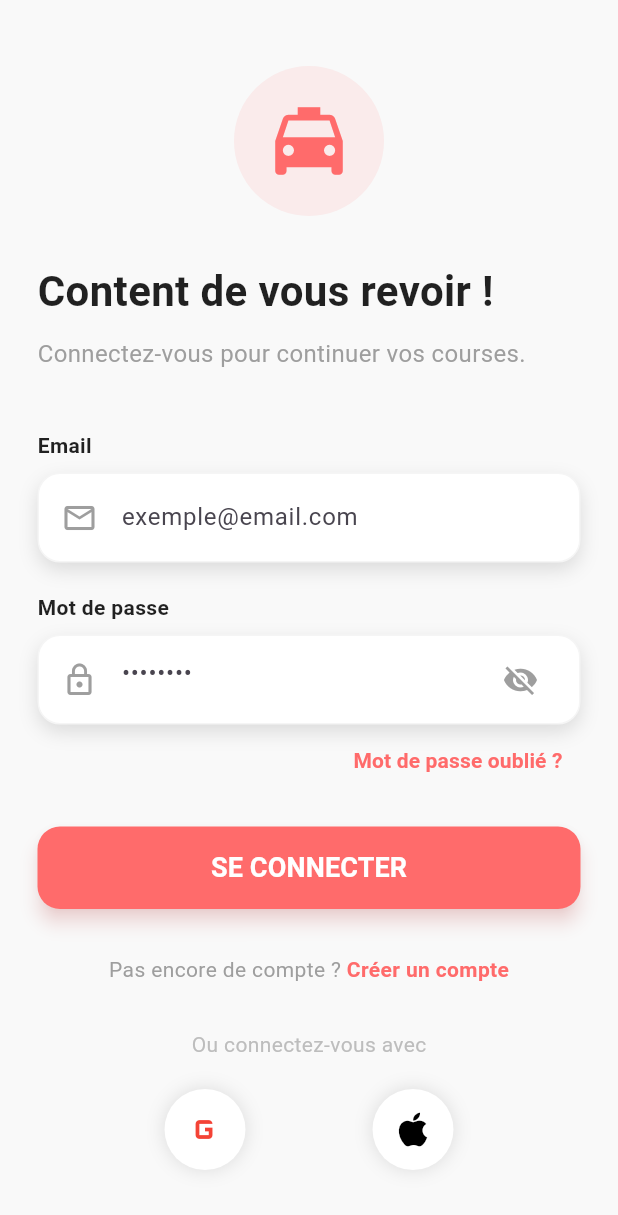
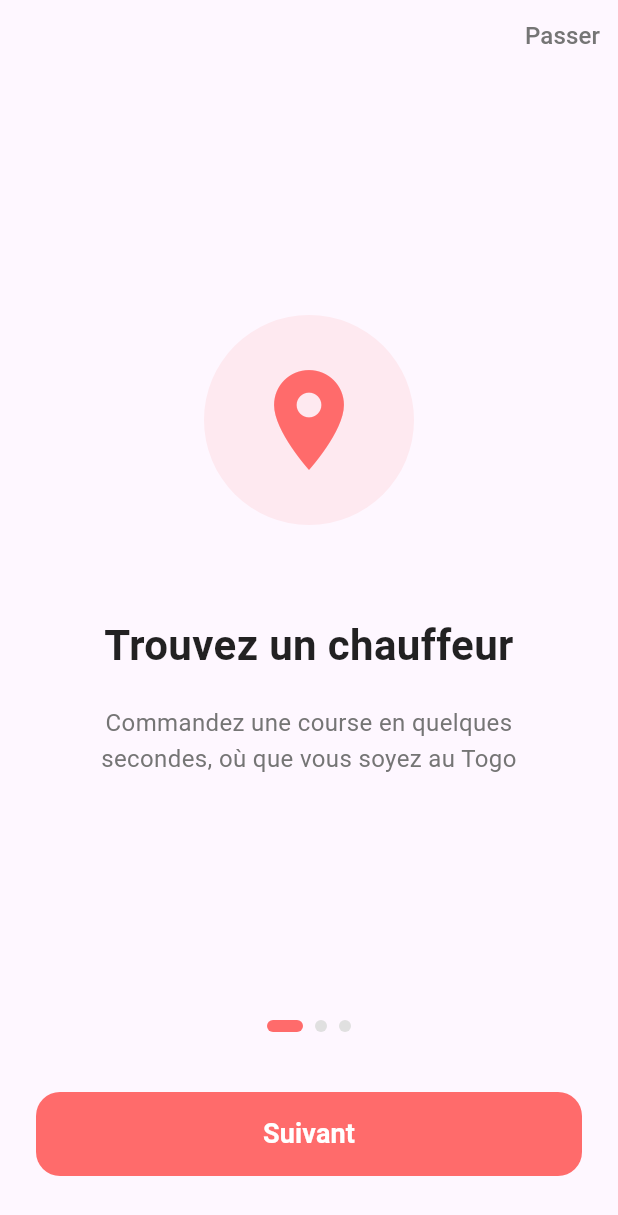
Before and after one commit to MamFurie/koogwe_frontend, a Flutter app: the screen it shows after launch, on a phone screen of 412 x 824 dp. Shown: the top 1215 px of the screen. Run offline on Flutter 3.47's test engine with Material 3 defaults, Android fonts, the phone set to English and light mode, and no system bars; our stand-ins replace geolocator, google_maps_flutter, location, shared_preferences, socket_io_client.

Commit message:
Fix: mise a jour

```diff
--- /dev/null
+++ b/lib/searching_driver_screen.dart
@@ -0,0 +1 @@
+// TODO Implement this library.
--- /dev/null
+++ b/lib/welcom_screen.dart
@@ -0,0 +1,216 @@
+import 'package:flutter/material.dart';
+import 'package:shared_preferences/shared_preferences.dart';
+import 'login_screen.dart';
+
+class WelcomeScreen extends StatefulWidget {
+  @override
+  _WelcomeScreenState createState() => _WelcomeScreenState();
+}
+
+class _WelcomeScreenState extends State<WelcomeScreen> {
+  final PageController _pageController = PageController();
+  int _currentPage = 0;
+
+  final List<OnboardingPage> _pages = [
+    OnboardingPage(
+      icon: Icons.location_on,
+      title: 'Trouvez un chauffeur',
+      description: 'Commandez une course en quelques secondes, où que vous soyez au Togo',
+      color: Color(0xFFFF6B6B),
+    ),
+    OnboardingPage(
+      icon: Icons.speed,
+      title: 'Rapide et fiable',
+      description: 'Des chauffeurs professionnels vous conduisent en toute sécurité',
+      color: Color(0xFF4ECDC4),
+    ),
+    OnboardingPage(
+      icon: Icons.payment,
+      title: 'Tarifs transparents',
+      description: 'Prix fixé à l\'avance, payez en cash ou mobile money',
+      color: Color(0xFF45B7D1),
+    ),
+  ];
+
+  Future<void> _completeOnboarding() async {
+    final prefs = await SharedPreferences.getInstance();
+    await prefs.setBool('onboarding_complete', true);
+
+    Navigator.pushReplacement(
+      context,
+      MaterialPageRoute(builder: (_) => LoginScreen()),
+    );
+  }
+
+  @override
+  Widget build(BuildContext context) {
+    return Scaffold(
+      body: SafeArea(
+        child: Column(
+          children: [
+            // Bouton Skip en haut à droite
+            if (_currentPage < _pages.length - 1)
+              Align(
+                alignment: Alignment.topRight,
+                child: TextButton(
+                  onPressed: _completeOnboarding,
+                  child: Text(
+                    'Passer',
+                    style: TextStyle(
+                      color: Colors.grey[600],
+                      fontSize: 16,
+                    ),
+                  ),
+                ),
+              )
+            else
+              SizedBox(height: 48),
+
+            // Contenu des slides
+            Expanded(
+              child: PageView.builder(
+                controller: _pageController,
+                onPageChanged: (index) {
+                  setState(() => _currentPage = index);
+                },
+                itemCount: _pages.length,
+                itemBuilder: (context, index) {
+                  return _buildPage(_pages[index]);
+                },
+              ),
+            ),
+
+            // Indicateurs de pages (dots)
+            Row(
+              mainAxisAlignment: MainAxisAlignment.center,
+              children: List.generate(
+                _pages.length,
+                (index) => _buildDot(index),
+              ),
+            ),
+
+            SizedBox(height: 40),
+
+            // Bouton Suivant / Commencer
+            Padding(
+              padding: EdgeInsets.symmetric(horizontal: 24),
+              child: SizedBox(
+                width: double.infinity,
+                height: 56,
+                child: ElevatedButton(
+                  onPressed: () {
+                    if (_currentPage < _pages.length - 1) {
+                      _pageController.nextPage(
+                        duration: Duration(milliseconds: 300),
+                        curve: Curves.easeInOut,
+                      );
+                    } else {
+                      _completeOnboarding();
+                    }
+                  },
+                  style: ElevatedButton.styleFrom(
+                    backgroundColor: _pages[_currentPage].color,
+                    shape: RoundedRectangleBorder(
+                      borderRadius: BorderRadius.circular(16),
+                    ),
+                    elevation: 0,
+                  ),
+                  child: Text(
+                    _currentPage < _pages.length - 1 ? 'Suivant' : 'Commencer',
+                    style: TextStyle(
+                      fontSize: 18,
+                      fontWeight: FontWeight.bold,
+                      color: Colors.white,
+                    ),
+                  ),
+                ),
+              ),
+            ),
+
+            SizedBox(height: 40),
+          ],
+        ),
+      ),
+    );
+  }
+
+  Widget _buildPage(OnboardingPage page) {
+    return Padding(
+      padding: EdgeInsets.all(40),
+      child: Column(
+        mainAxisAlignment: MainAxisAlignment.center,
+        children: [
+          // Icône
+          Container(
+            width: 140,
+            height: 140,
+            decoration: BoxDecoration(
+              color: page.color.withOpacity(0.1),
+              shape: BoxShape.circle,
+            ),
+            child: Icon(
+              page.icon,
+              size: 80,
+              color: page.color,
+            ),
+          ),
+
+          SizedBox(height: 60),
+
+          // Titre
+          Text(
+            page.title,
+            textAlign: TextAlign.center,
+            style: TextStyle(
+              fontSize: 28,
+              fontWeight: FontWeight.bold,
+              color: Colors.black87,
+            ),
+          ),
+
+          SizedBox(height: 20),
+
+          // Description
+          Text(
+            page.description,
+            textAlign: TextAlign.center,
+            style: TextStyle(
+              fontSize: 16,
+              color: Colors.grey[600],
+              height: 1.5,
+            ),
+          ),
+        ],
+      ),
+    );
+  }
+
+  Widget _buildDot(int index) {
+    return AnimatedContainer(
+      duration: Duration(milliseconds: 300),
+      margin: EdgeInsets.symmetric(horizontal: 4),
+      width: _currentPage == index ? 24 : 8,
+      height: 8,
+      decoration: BoxDecoration(
+        color: _currentPage == index
+            ? _pages[_currentPage].color
+            : Colors.grey[300],
+        borderRadius: BorderRadius.circular(4),
+      ),
+    );
+  }
+}
+
+class OnboardingPage {
+  final IconData icon;
+  final String title;
+  final String description;
+  final Color color;
+
+  OnboardingPage({
+    required this.icon,
+    required this.title,
+    required this.description,
+    required this.color,
+  });
+}
--- /dev/null
+++ b/lib/welcome_screen.dart
@@ -0,0 +1 @@
+// TODO Implement this library.
```
Also changed, not shown: lib/Searching_driver_screen.dart (added, +426 -0 lines), lib/home_passenger.dart (+18 -14 lines), lib/main.dart (+17 -4 lines), lib/ride_preview_screen.dart (+10 -1 lines).
